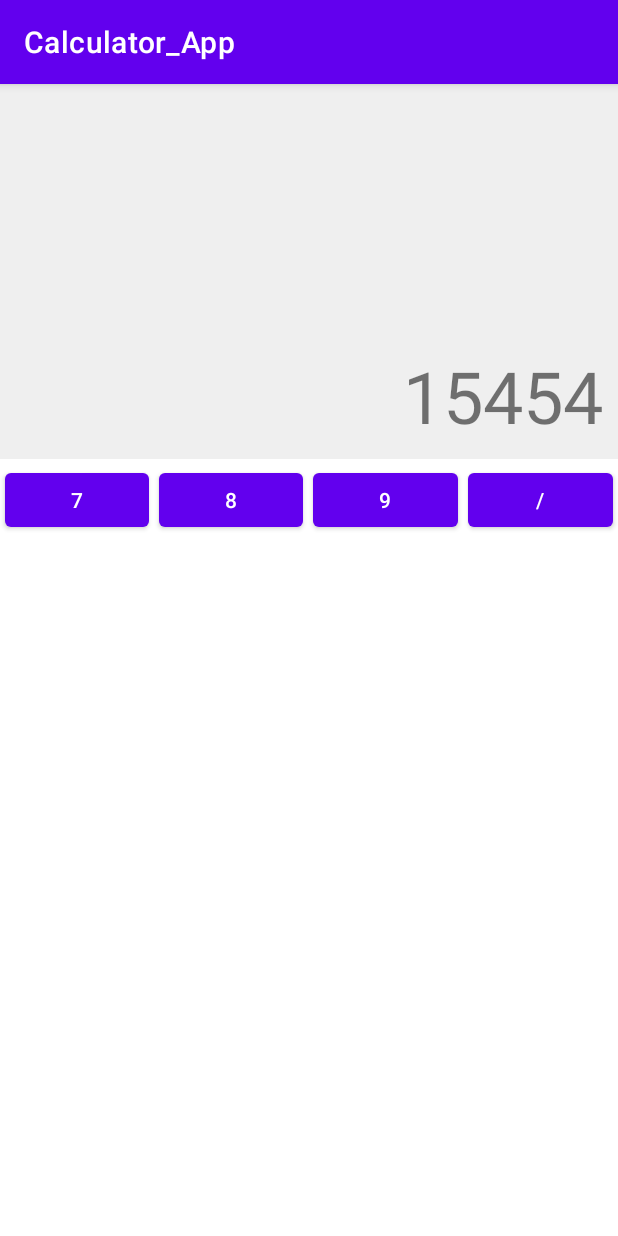
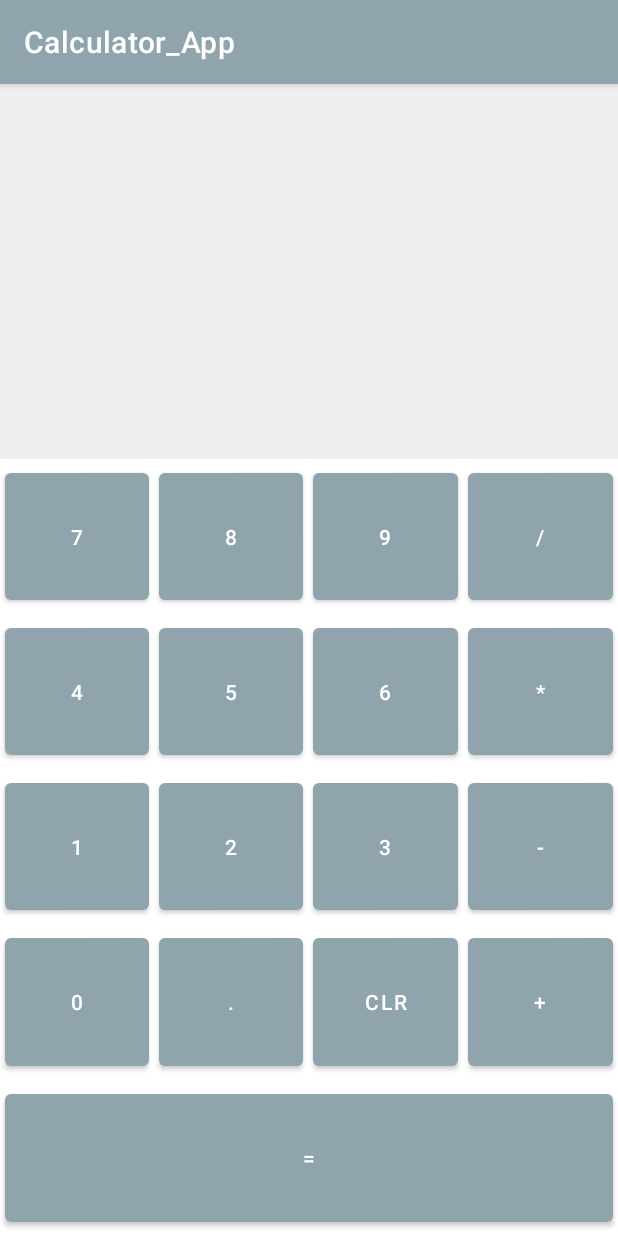
Before and after one commit to coatsey/Calculator_App, an Android app: the screen it shows after launch (MainActivity), on a phone screen of 412 x 824 dp. Run offline under Robolectric (Android 15) with nearby library versions, the phone set to English and light mode, and no system bars.

Commit message:
added the buttons

```diff
--- a/app/src/main/java/com/example/calculator_app/MainActivity.kt
+++ b/app/src/main/java/com/example/calculator_app/MainActivity.kt
@@ -3,15 +3,65 @@ package com.example.calculator_app
 import androidx.appcompat.app.AppCompatActivity
 import android.os.Bundle
 import android.view.View
+import android.widget.Button
+import android.widget.TextView
 import android.widget.Toast
 
 class MainActivity : AppCompatActivity() {
+
+    private var tvInput: TextView? = null
+    var lastNumeric : Boolean = false
+    var lastDot : Boolean = false
+
+
     override fun onCreate(savedInstanceState: Bundle?) {
         super.onCreate(savedInstanceState)
         setContentView(R.layout.activity_main)
+
+        tvInput = findViewById(R.id.tvInput)
     }
 
     fun onDigit(view: View){
-        Toast.makeText(this, "Button Clicked", Toast.LENGTH_LONG).show()
+        tvInput?.append((view as Button).text)
+        lastNumeric = true
+        lastDot = false
+    }
+
+    fun onClear(view: View){
+        tvInput?.text = ""
+    }
+
+    fun onDecimalPoint(view: View){
+        if(lastNumeric && !lastDot){
+            tvInput?.append(".")
+            lastNumeric = false
+            lastDot = true
+        }
+    }
+
+    fun onOperator(view: View){
+       tvInput?.text?.let {
+           if(lastNumeric && !isOperatorAdded(it.toString())){
+               tvInput?.append((view as Button).text)
+               lastNumeric = false
+               lastDot = false
+           }
+       }
+    }
+
+    fun onEqual(view: View){
+
+    }
+
+
+    private fun isOperatorAdded(value: String) : Boolean{
+        return if(value.startsWith("-")){
+            false
+        }else{
+            value.contains("/")
+                    || value.contains("*")
+                    || value.contains("+")
+                    || value.contains("-")
+        }
     }
 }
--- a/app/src/main/res/layout/activity_main.xml
+++ b/app/src/main/res/layout/activity_main.xml
@@ -8,19 +8,21 @@
     tools:context=".MainActivity">
 
    <TextView
+       android:id="@+id/tvInput"
        android:layout_width="match_parent"
        android:layout_height="250dp"
        android:background="#efefef"
        android:padding="10dp"
        android:textSize="48sp"
-       android:text="15454"
        android:gravity="end|bottom"
        />
 
    <LinearLayout
        android:layout_width="match_parent"
        android:layout_height="wrap_content"
-       android:orientation="horizontal">
+       android:orientation="horizontal"
+       android:layout_weight="1"
+       >
 
    <Button
        android:id="@+id/btnSeven"
@@ -58,8 +60,176 @@
           android:layout_height="match_parent"
           android:layout_weight="1"
           android:layout_margin="3dp"
+          android:onClick="onOperator"
+          android:text="/"
+          />
+
+   </LinearLayout>
+
+   <LinearLayout
+       android:layout_width="match_parent"
+       android:layout_height="wrap_content"
+       android:orientation="horizontal"
+       android:layout_weight="1"
+       >
+
+      <Button
+          android:id="@+id/btnFour"
+          android:layout_width="0dp"
+          android:layout_height="match_parent"
+          android:layout_weight="1"
+          android:layout_margin="3dp"
           android:onClick="onDigit"
-          android:text="/"
+          android:text="4"
+          />
+
+      <Button
+          android:id="@+id/btnFive"
+          android:layout_width="0dp"
+          android:layout_height="match_parent"
+          android:layout_weight="1"
+          android:layout_margin="3dp"
+          android:onClick="onDigit"
+          android:text="5"
+          />
+
+      <Button
+          android:id="@+id/btnSix"
+          android:layout_width="0dp"
+          android:layout_height="match_parent"
+          android:layout_weight="1"
+          android:layout_margin="3dp"
+          android:onClick="onDigit"
+          android:text="6"
+          />
+
+      <Button
+          android:id="@+id/btnMultiply"
+          android:layout_width="0dp"
+          android:layout_height="match_parent"
+          android:layout_weight="1"
+          android:layout_margin="3dp"
+          android:onClick="onOperator"
+          android:text="*"
+          />
+
+   </LinearLayout>
+
+   <LinearLayout
+       android:layout_width="match_parent"
+       android:layout_height="wrap_content"
+       android:orientation="horizontal"
+       android:layout_weight="1"
+       >
+
+      <Button
+          android:id="@+id/btnOne"
+          android:layout_width="0dp"
+          android:layout_height="match_parent"
+          android:layout_weight="1"
+          android:layout_margin="3dp"
+          android:onClick="onDigit"
+          android:text="1"
+          />
+
+      <Button
+          android:id="@+id/btnTwo"
+          android:layout_width="0dp"
+          android:layout_height="match_parent"
+          android:layout_weight="1"
+          android:layout_margin="3dp"
+          android:onClick="onDigit"
+          android:text="2"
+          />
+
+      <Button
+          android:id="@+id/btnThree"
+          android:layout_width="0dp"
+          android:layout_height="match_parent"
+          android:layout_weight="1"
+          android:layout_margin="3dp"
+          android:onClick="onDigit"
+          android:text="3"
+          />
+
+      <Button
+          android:id="@+id/btnSubtract"
+          android:layout_width="0dp"
+          android:layout_height="match_parent"
+          android:layout_weight="1"
+          android:layout_margin="3dp"
+          android:onClick="onOperator"
+          android:text="-"
+          />
+
+   </LinearLayout>
+
+   <LinearLayout
+       android:layout_width="match_parent"
+       android:layout_height="wrap_content"
+       android:orientation="horizontal"
+       android:layout_weight="1"
+       >
+
+      <Button
+          android:id="@+id/btnZero"
+          android:layout_width="0dp"
+          android:layout_height="match_parent"
+          android:layout_weight="1"
+          android:layout_margin="3dp"
+          android:onClick="onDigit"
+          android:text="0"
+          />
+
+      <Button
+          android:id="@+id/btnPoint"
+          android:layout_width="0dp"
+          android:layout_height="match_parent"
+          android:layout_weight="1"
+          android:layout_margin="3dp"
+          android:onClick="onDecimalPoint"
+          android:text="."
+          />
+
+
+      <Button
+          android:id="@+id/btnClr"
+          android:layout_width="0dp"
+          android:layout_height="match_parent"
+          android:layout_weight="1"
+          android:layout_margin="3dp"
+          android:onClick="onClear"
+          android:text="CLR"
+          />
+
+      <Button
+          android:id="@+id/btnAdd"
+          android:layout_width="0dp"
+          android:layout_height="match_parent"
+          android:layout_weight="1"
+          android:layout_margin="3dp"
+          android:onClick="onOperator"
+          android:text="+"
+          />
+
+   </LinearLayout>
+
+   <LinearLayout
+       android:layout_width="match_parent"
+       android:layout_height="wrap_content"
+       android:orientation="horizontal"
+       android:layout_weight="1"
+       >
+
+
+      <Button
+          android:id="@+id/btnEquals"
+          android:layout_width="0dp"
+          android:layout_height="match_parent"
+          android:layout_weight="1"
+          android:layout_margin="3dp"
+          android:onClick="onDigit"
+          android:text="="
           />
 
    </LinearLayout>
--- a/app/src/main/res/values/colors.xml
+++ b/app/src/main/res/values/colors.xml
@@ -7,4 +7,7 @@
     <color name="teal_700">#FF018786</color>
     <color name="black">#FF000000</color>
     <color name="white">#FFFFFFFF</color>
+    <color name="grey">#90a4ae</color>
+
+
 </resources>
--- a/app/src/main/res/values/strings.xml
+++ b/app/src/main/res/values/strings.xml
@@ -1,3 +1,4 @@
 <resources>
     <string name="app_name">Calculator_App</string>
+    <string name="calc_text">0</string>
 </resources>
--- a/app/src/main/res/values/themes.xml
+++ b/app/src/main/res/values/themes.xml
@@ -2,8 +2,8 @@
     <!-- Base application theme. -->
     <style name="Theme.Calculator_App" parent="Theme.MaterialComponents.DayNight.DarkActionBar">
         <!-- Primary brand color. -->
-        <item name="colorPrimary">@color/purple_500</item>
-        <item name="colorPrimaryVariant">@color/purple_700</item>
+        <item name="colorPrimary">@color/grey</item>
+        <item name="colorPrimaryVariant">@color/grey</item>
         <item name="colorOnPrimary">@color/white</item>
         <!-- Secondary brand color. -->
         <item name="colorSecondary">@color/teal_200</item>
```
